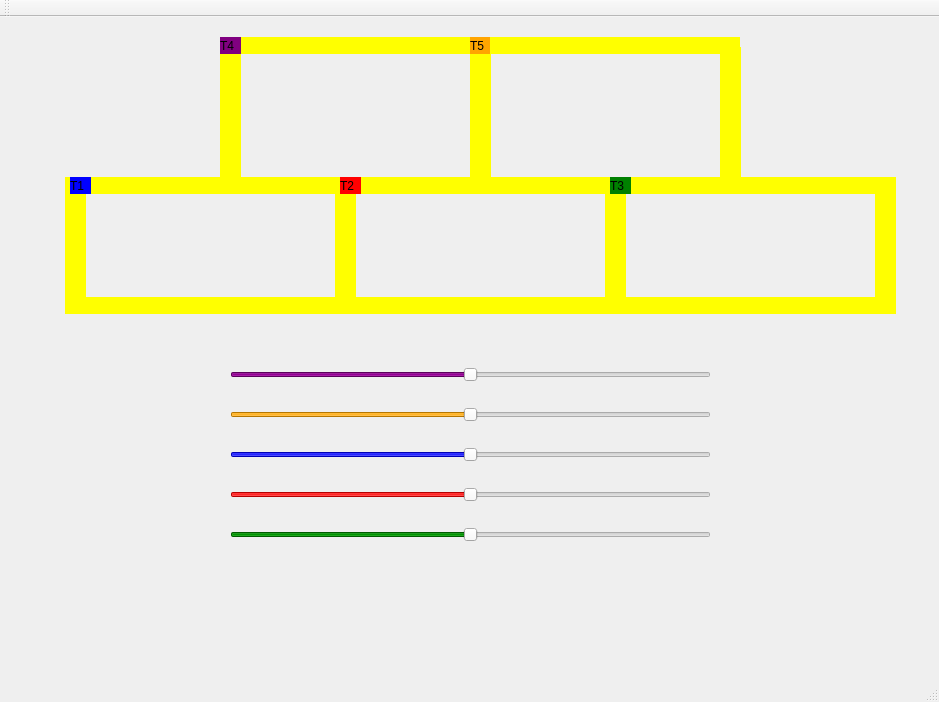
Above: Trabalho_2/mainwindow.ui from LucasAgnez/Sistemas-Operacionais before the change. Below: the same form after it.
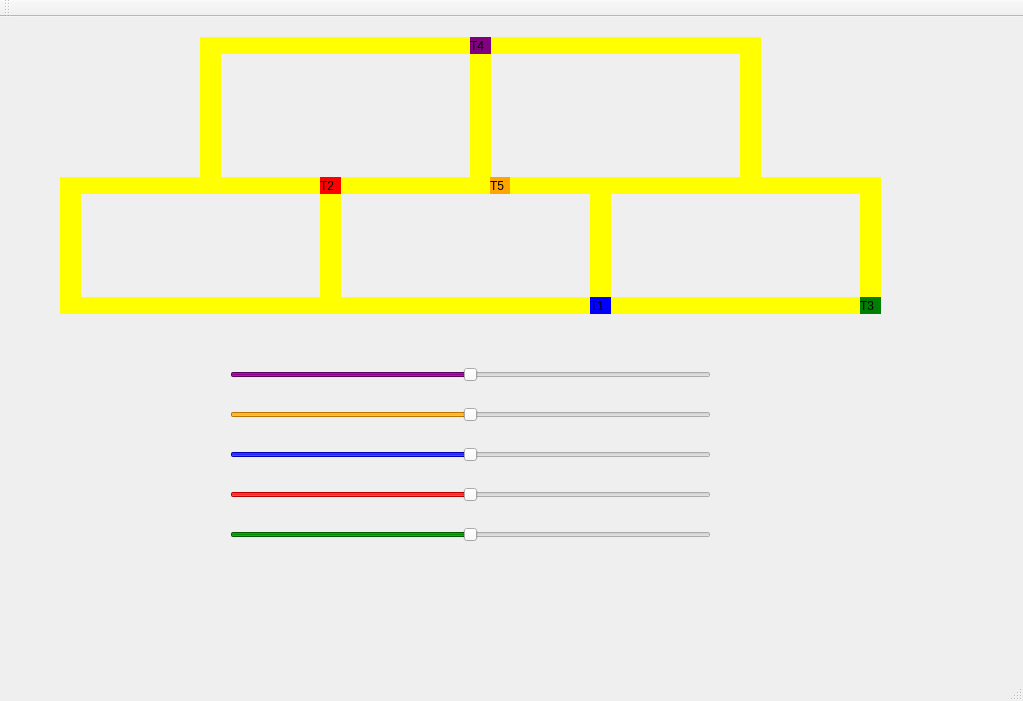
That is the form after the change.

Commit message: faz trens andarem pelos trilhos certos

What changed in the file:
```diff
--- a/Trabalho_2/mainwindow.ui
+++ b/Trabalho_2/mainwindow.ui
@@ -6,8 +6,8 @@
    <rect>
     <x>0</x>
     <y>0</y>
-    <width>939</width>
-    <height>702</height>
+    <width>1023</width>
+    <height>701</height>
    </rect>
   </property>
   <property name="windowTitle">
@@ -17,8 +17,8 @@
    <widget class="QLabel" name="label_trem3">
     <property name="geometry">
      <rect>
-      <x>70</x>
-      <y>160</y>
+      <x>590</x>
+      <y>280</y>
       <width>21</width>
       <height>17</height>
      </rect>
@@ -33,7 +33,7 @@
    <widget class="QLabel" name="label_trilho3N">
     <property name="geometry">
      <rect>
-      <x>85</x>
+      <x>70</x>
       <y>160</y>
       <width>250</width>
       <height>17</height>
@@ -49,7 +49,7 @@
    <widget class="QLabel" name="label_trilho3S">
     <property name="geometry">
      <rect>
-      <x>85</x>
+      <x>80</x>
       <y>280</y>
       <width>250</width>
       <height>17</height>
@@ -65,7 +65,7 @@
    <widget class="QLabel" name="label_trilho3L">
     <property name="geometry">
      <rect>
-      <x>335</x>
+      <x>320</x>
       <y>160</y>
       <width>21</width>
       <height>137</height>
@@ -81,7 +81,7 @@
    <widget class="QLabel" name="label_trilho3O">
     <property name="geometry">
      <rect>
-      <x>65</x>
+      <x>60</x>
       <y>160</y>
       <width>21</width>
       <height>137</height>
@@ -97,7 +97,7 @@
    <widget class="QLabel" name="label_trilho4L">
     <property name="geometry">
      <rect>
-      <x>605</x>
+      <x>590</x>
       <y>160</y>
       <width>21</width>
       <height>137</height>
@@ -113,7 +113,7 @@
    <widget class="QLabel" name="label_trilho4N">
     <property name="geometry">
      <rect>
-      <x>355</x>
+      <x>340</x>
       <y>160</y>
       <width>250</width>
       <height>17</height>
@@ -129,7 +129,7 @@
    <widget class="QLabel" name="label_trilho4S">
     <property name="geometry">
      <rect>
-      <x>355</x>
+      <x>340</x>
       <y>280</y>
       <width>250</width>
       <height>17</height>
@@ -145,7 +145,7 @@
    <widget class="QLabel" name="label_trem4">
     <property name="geometry">
      <rect>
-      <x>340</x>
+      <x>320</x>
       <y>160</y>
       <width>21</width>
       <height>17</height>
@@ -161,7 +161,7 @@
    <widget class="QLabel" name="label_trilho5N">
     <property name="geometry">
      <rect>
-      <x>625</x>
+      <x>610</x>
       <y>160</y>
       <width>250</width>
       <height>17</height>
@@ -177,7 +177,7 @@
    <widget class="QLabel" name="label_trilho5L">
     <property name="geometry">
      <rect>
-      <x>875</x>
+      <x>860</x>
       <y>160</y>
       <width>21</width>
       <height>137</height>
@@ -193,7 +193,7 @@
    <widget class="QLabel" name="label_trilho5S">
     <property name="geometry">
      <rect>
-      <x>625</x>
+      <x>610</x>
       <y>280</y>
       <width>250</width>
       <height>17</height>
@@ -209,7 +209,7 @@
    <widget class="QLabel" name="label_trilho1O">
     <property name="geometry">
      <rect>
-      <x>220</x>
+      <x>200</x>
       <y>20</y>
       <width>21</width>
       <height>141</height>
@@ -241,10 +241,10 @@
    <widget class="QLabel" name="label_trilho2L">
     <property name="geometry">
      <rect>
-      <x>720</x>
-      <y>30</y>
+      <x>740</x>
+      <y>20</y>
       <width>21</width>
-      <height>137</height>
+      <height>141</height>
      </rect>
     </property>
     <property name="styleSheet">
@@ -289,8 +289,8 @@
    <widget class="QLabel" name="label_trem5">
     <property name="geometry">
      <rect>
-      <x>610</x>
-      <y>160</y>
+      <x>860</x>
+      <y>280</y>
       <width>21</width>
       <height>17</height>
      </rect>
@@ -305,7 +305,7 @@
    <widget class="QLabel" name="label_trem1">
     <property name="geometry">
      <rect>
-      <x>220</x>
+      <x>470</x>
       <y>20</y>
       <width>21</width>
       <height>17</height>
@@ -321,8 +321,8 @@
    <widget class="QLabel" name="label_trem2">
     <property name="geometry">
      <rect>
-      <x>470</x>
-      <y>20</y>
+      <x>490</x>
+      <y>160</y>
       <width>20</width>
       <height>17</height>
      </rect>
```
Left out of the diff: 22 changed lines with no effect on the pictures. The commit also changes 2 other files.
